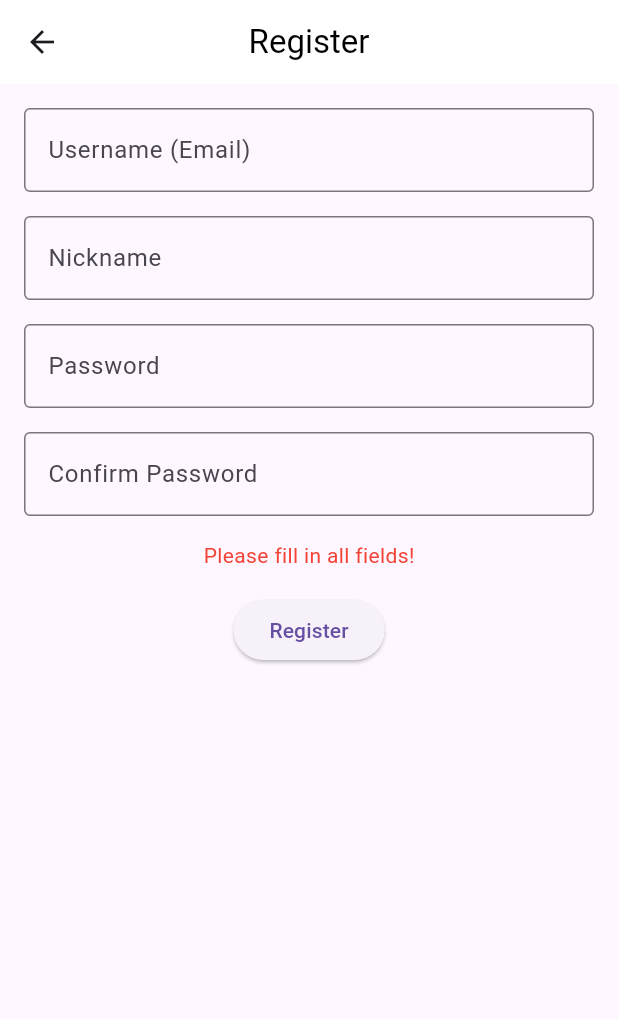
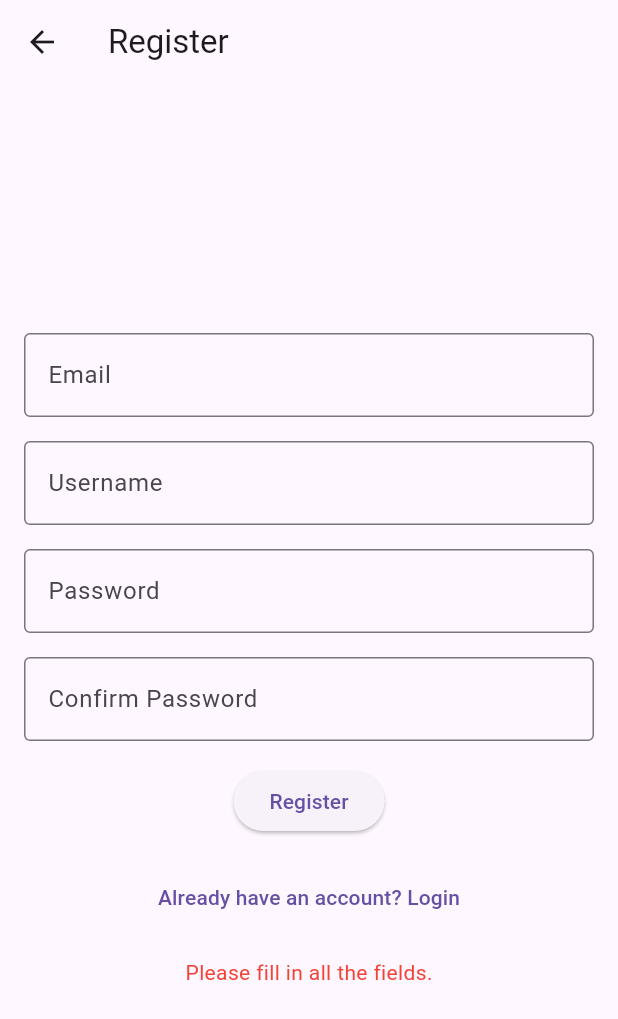
Before and after one commit to Chrislou23/flutter-group7, a Flutter app: the RegisterPage screen opened directly, after a tap on "Register", on a phone screen of 412 x 824 dp. Shown: the top 1019 px of the screen. Run offline on Flutter 3.47's test engine with Material 3 defaults, Android fonts, the phone set to English and light mode, and no system bars; our stand-ins replace firebase_auth, firebase_core, shared_preferences; accounts and stored records are empty.

Commit message:
Created the alert dialog to notify the account created successfully

```diff
--- a/lib/pages/account_page/register_page.dart
+++ b/lib/pages/account_page/register_page.dart
@@ -1,6 +1,6 @@
 import 'package:flutter/material.dart';
 import 'package:firebase_auth/firebase_auth.dart';
-import 'package:cloud_firestore/cloud_firestore.dart';
+import 'login_page.dart';
 
 class RegisterPage extends StatefulWidget {
   const RegisterPage({super.key});
@@ -11,82 +11,73 @@ class RegisterPage extends StatefulWidget {
 
 class _RegisterPageState extends State<RegisterPage> {
   final FirebaseAuth _auth = FirebaseAuth.instance;
-  final FirebaseFirestore _firestore = FirebaseFirestore.instance;
-
+  final TextEditingController _emailController = TextEditingController();
   final TextEditingController _usernameController = TextEditingController();
-  final TextEditingController _nicknameController = TextEditingController();
   final TextEditingController _passwordController = TextEditingController();
   final TextEditingController _confirmPasswordController =
       TextEditingController();
-
-  String errorMessage = '';
+  String _errorMessage = '';
 
   Future<void> registerUser() async {
+    if (_emailController.text.trim().isEmpty ||
+        _usernameController.text.trim().isEmpty ||
+        _passwordController.text.trim().isEmpty ||
+        _confirmPasswordController.text.trim().isEmpty) {
       setState(() {
-      errorMessage = ''; // Clear any previous error messages at the start
+        _errorMessage = 'Please fill in all the fields.';
       });
+      return;
+    }
 
-    // Check if all fields are filled
-    if (_usernameController.text.trim().isEmpty ||
-        _nicknameController.text.trim().isEmpty ||
-        _passwordController.text.isEmpty ||
-        _confirmPasswordController.text.isEmpty) {
+    if (_passwordController.text.trim() !=
+        _confirmPasswordController.text.trim()) {
       setState(() {
-        errorMessage = "Please fill in all fields!";
+        _errorMessage = 'Passwords do not match.';
       });
       return;
     }
 
     try {
-      // Ensure passwords match
-      if (_passwordController.text != _confirmPasswordController.text) {
-        setState(() {
-          errorMessage = "Passwords do not match!";
-        });
-        return;
-      }
-
-      print("Attempting to create user...");
-
-      // Register with Firebase Auth
-      UserCredential userCredential =
-          await _auth.createUserWithEmailAndPassword(
-        email: _usernameController.text.trim(),
+      final credential = await _auth.createUserWithEmailAndPassword(
+        email: _emailController.text.trim(),
         password: _passwordController.text.trim(),
       );
 
-      print("User created successfully: ${userCredential.user?.uid}");
-
-      // Store additional user info in Firestore
-      await _firestore.collection('users').doc(userCredential.user?.uid).set({
-        'username': _usernameController.text.trim(),
-        'nickname': _nicknameController.text.trim(),
+      // Show a dialog when the account is created successfully
+      showDialog(
+        context: context,
+        builder: (BuildContext context) {
+          return AlertDialog(
+            title: const Text('Success'),
+            content: const Text('Account created successfully!'),
+            actions: [
+              TextButton(
+                onPressed: () {
+                  Navigator.of(context).pop(); // Close the dialog
+                  Navigator.pushReplacement(
+                    context,
+                    MaterialPageRoute(builder: (context) => const LoginPage()),
+                  );
+                },
+                child: const Text('OK'),
+              ),
+            ],
+          );
+        },
+      );
+    } on FirebaseAuthException catch (e) {
+      setState(() {
+        if (e.code == 'weak-password') {
+          _errorMessage = 'The password provided is too weak.';
+        } else if (e.code == 'email-already-in-use') {
+          _errorMessage = 'The account already exists for that email.';
+        } else {
+          _errorMessage = e.message ?? 'An unexpected error occurred!';
+        }
       });
-
-      print("User info stored in Firestore");
-
-      // Show success message using SnackBar
-      if (mounted) {
-        ScaffoldMessenger.of(context).showSnackBar(
-          const SnackBar(
-              content: Text('Your account has been created successfully')),
-        );
-
-        // Navigate to the login page after the SnackBar is shown
-        await Future.delayed(
-            const Duration(seconds: 2)); // Give some delay to show the SnackBar
-        Navigator.pushReplacementNamed(context, '/login'); // Navigate to login
-      }
-    } on FirebaseAuthException catch (e) {
-      print("FirebaseAuthException: ${e.code}, ${e.message}");
+    } catch (e) {
       setState(() {
-        errorMessage = e.message ?? "An error occurred during registration!";
-      });
-    } catch (e, stacktrace) {
-      print("Unexpected error: $e");
-      print("Stacktrace: $stacktrace");
-      setState(() {
-        errorMessage = "An unexpected error occurred!";
+        _errorMessage = 'An unexpected error occurred: $e';
       });
     }
   }
@@ -94,8 +85,8 @@ class _RegisterPageState extends State<RegisterPage> {
   @override
   void dispose() {
     // Dispose controllers to free resources when widget is removed
+    _emailController.dispose();
     _usernameController.dispose();
-    _nicknameController.dispose();
     _passwordController.dispose();
     _confirmPasswordController.dispose();
     super.dispose();
@@ -105,31 +96,26 @@ class _RegisterPageState extends State<RegisterPage> {
   Widget build(BuildContext context) {
     return Scaffold(
       appBar: AppBar(
-        backgroundColor: Colors.white,
-        title: const Text('Register', style: TextStyle(color: Colors.black)),
-        centerTitle: true,
+        title: const Text('Register'),
       ),
-      body: SingleChildScrollView(
-        child: Padding(
+      body: Padding(
         padding: const EdgeInsets.all(16.0),
         child: Column(
           mainAxisAlignment: MainAxisAlignment.center,
           children: [
             TextField(
+              controller: _emailController,
+              decoration: const InputDecoration(
+                border: OutlineInputBorder(),
+                labelText: 'Email',
+              ),
+            ),
+            const SizedBox(height: 16.0),
+            TextField(
               controller: _usernameController,
               decoration: const InputDecoration(
                 border: OutlineInputBorder(),
-                  labelText: 'Username (Email)',
-                ),
-                keyboardType: TextInputType.emailAddress,
-                autofillHints: [AutofillHints.email],
-              ),
-              const SizedBox(height: 16.0),
-              TextField(
-                controller: _nicknameController,
-                decoration: const InputDecoration(
-                  border: OutlineInputBorder(),
-                  labelText: 'Nickname',
+                labelText: 'Username',
               ),
             ),
             const SizedBox(height: 16.0),
@@ -151,16 +137,29 @@ class _RegisterPageState extends State<RegisterPage> {
               ),
             ),
             const SizedBox(height: 16.0),
-              if (errorMessage.isNotEmpty) ...[
-                Text(errorMessage, style: const TextStyle(color: Colors.red)),
-                const SizedBox(height: 16.0),
-              ],
             ElevatedButton(
               onPressed: registerUser,
               child: const Text('Register'),
             ),
+            const SizedBox(height: 16.0),
+            TextButton(
+              onPressed: () {
+                Navigator.push(
+                  context,
+                  MaterialPageRoute(builder: (context) => const LoginPage()),
+                );
+              },
+              child: const Text('Already have an account? Login'),
+            ),
+            if (_errorMessage.isNotEmpty)
+              Padding(
+                padding: const EdgeInsets.only(top: 16.0),
+                child: Text(
+                  _errorMessage,
+                  style: const TextStyle(color: Colors.red),
+                ),
+              ),
           ],
-          ),
         ),
       ),
     );
```
Lines whose indentation alone changed are shown as unchanged.
